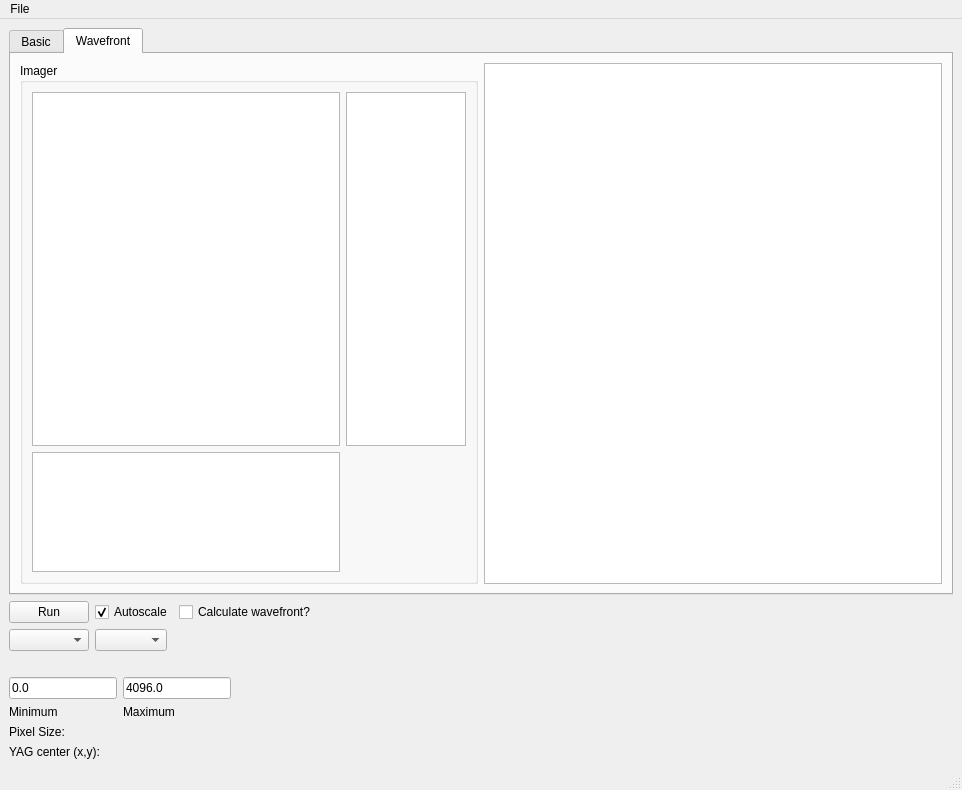
This is PPM_centroid/PPM_screen.ui in mseaberg/slit_alignment as Qt 5 draws it before an edit. The edited form follows.
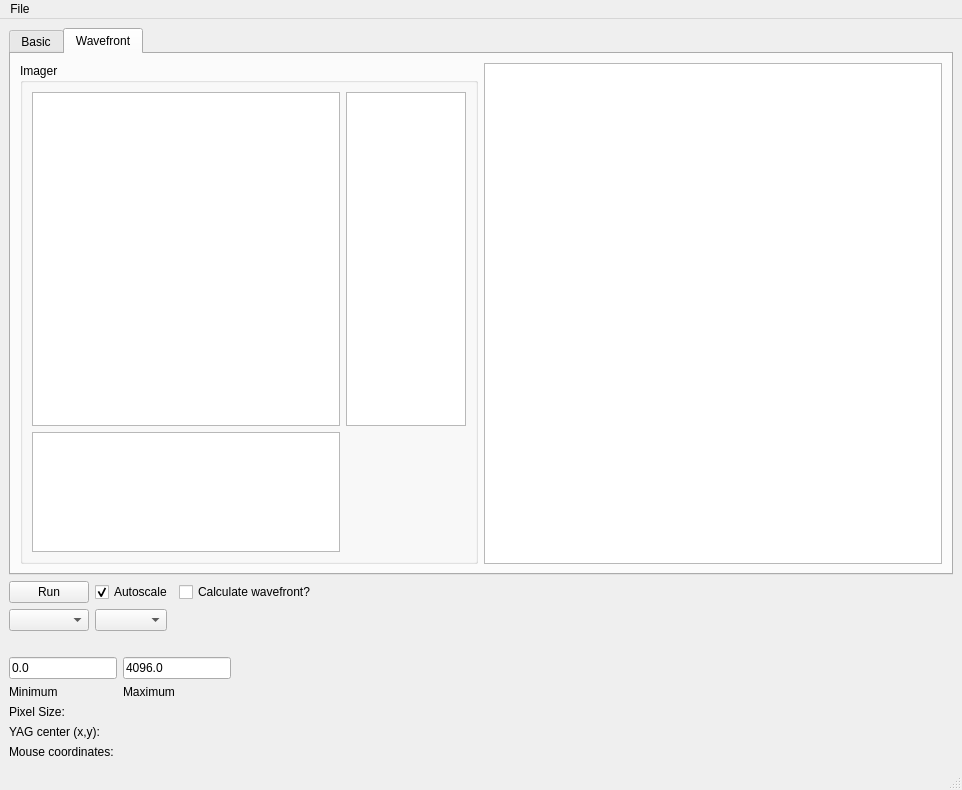
This is the edited form. Custom widgets are drawn as their Qt base class.

```diff
--- a/PPM_centroid/PPM_screen.ui
+++ b/PPM_centroid/PPM_screen.ui
@@ -366,6 +366,13 @@
         </property>
        </widget>
       </item>
+      <item row="7" column="0">
+       <widget class="QLabel" name="label_mouse">
+        <property name="text">
+         <string>Mouse coordinates:</string>
+        </property>
+       </widget>
+      </item>
      </layout>
     </item>
    </layout>
```
